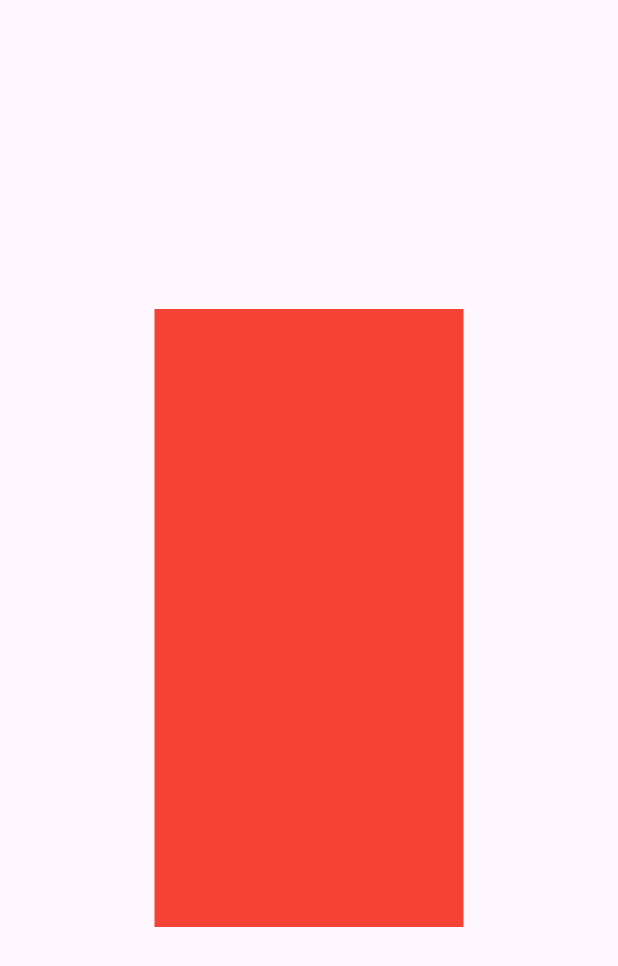
After one commit to shihabLuminar/flutter_june_2025_widgets, a Flutter app: the MediaquerySample screen opened directly, on a phone screen of 412 x 824 dp. The commit adds this screen. Shown: the top 966 px of the screen. Run offline on Flutter 3.47's test engine with Material 3 defaults, Android fonts, the phone set to English and light mode, and no system bars.

Commit message:
tabbar , mediaqury

```diff
--- /dev/null
+++ b/lib/mediaquery_sample.dart
@@ -0,0 +1,18 @@
+import 'package:flutter/material.dart';
+
+class MediaquerySample extends StatelessWidget {
+  const MediaquerySample({super.key});
+
+  @override
+  Widget build(BuildContext context) {
+    return Scaffold(
+      body: Center(
+        child: Container(
+          width: MediaQuery.sizeOf(context).width * .5,
+          height: MediaQuery.sizeOf(context).height * .5,
+          color: Colors.red,
+        ),
+      ),
+    );
+  }
+}
--- a/lib/pageview_screen.dart
+++ b/lib/pageview_screen.dart
@@ -8,7 +8,6 @@ class PageviewScreen extends StatelessWidget {
     return Scaffold(
       appBar: AppBar(title: Text("Page view")),
       body: PageView.builder(
-        scrollDirection: Axis.vertical,
         itemCount: 10,
         itemBuilder: (context, index) => Container(
           margin: EdgeInsets.all(10),
```
Also changed, not shown: lib/home_screen.dart (+12 -0 lines), lib/stful_buttons_samples.dart (+3 -5 lines), lib/tabbar_sample.dart (added, +64 -0 lines).
